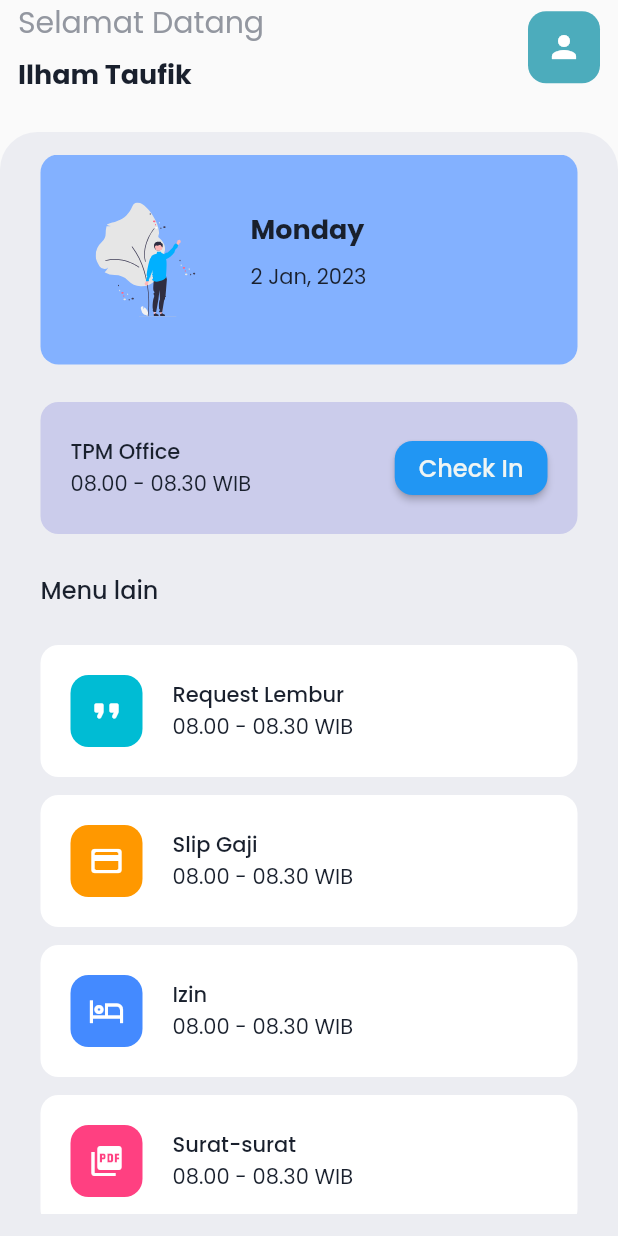
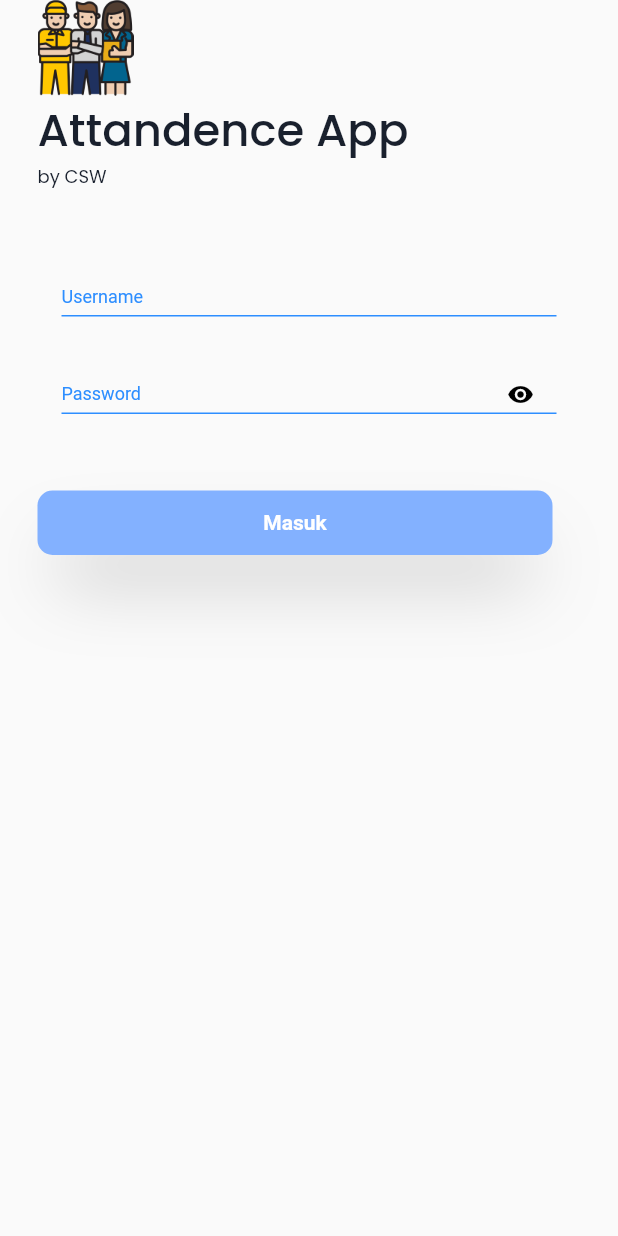
Before and after one commit to soloplayerID/csw_mobile, a Flutter app: the screen it shows after launch, on a phone screen of 412 x 824 dp. Run offline on Flutter 3.47's test engine with Material 2 defaults, Android fonts, the phone set to English and light mode, and no system bars; our stand-ins replace auto_size_text, flutter_svg, fluttertoast, get_storage, google_fonts, line_icons; Roboto replaces fonts that are missing (SFProDisplay).

Commit message:
add login screen

```diff
--- a/lib/routes/routes.dart
+++ b/lib/routes/routes.dart
@@ -1,7 +1,10 @@
 import 'package:flutter/material.dart';
 
 import '../screen/home_screen.dart';
+import '../screen/login_screen.dart';
+// import '../screen/splash_screen.dart';
 
 final routes = {
-  '/': (BuildContext context) => const HomeScreen(),
+  '/': (BuildContext context) => const LoginScreen(),
+  '/home': (BuildContext context) => const HomeScreen(),
 };
--- a/lib/screen/home_screen.dart
+++ b/lib/screen/home_screen.dart
@@ -164,12 +164,11 @@ class _HomeScreenState extends State<HomeScreen> {
                                                 const CheckInScreen()));
                                   },
                                   style: ButtonStyle(
-                                    shape: MaterialStateProperty.all<RoundedRectangleBorder>(
-                                      RoundedRectangleBorder(
-                                        borderRadius: BorderRadius.circular(12.0),
-                                      )
-                                    )
-                                  ),
+                                      shape: MaterialStateProperty.all<
+                                              RoundedRectangleBorder>(
+                                          RoundedRectangleBorder(
+                                    borderRadius: BorderRadius.circular(12.0),
+                                  ))),
                                   child: Text('Check In',
                                       style: kPoppinsMediumBold.copyWith(
                                           color: kLightWhite, fontSize: 16)),
@@ -256,8 +255,7 @@ class _HomeScreenState extends State<HomeScreen> {
                             Navigator.push(
                                 context,
                                 MaterialPageRoute(
-                                    builder: (context) =>
-                                        const SlipScreen()));
+                                    builder: (context) => const SlipScreen()));
                           },
                           child: Container(
                               padding: const EdgeInsets.all(20),
@@ -271,7 +269,8 @@ class _HomeScreenState extends State<HomeScreen> {
                                     padding: const EdgeInsets.all(12),
                                     decoration: BoxDecoration(
                                         color: Colors.orange,
-                                        borderRadius: BorderRadius.circular(12)),
+                                        borderRadius:
+                                            BorderRadius.circular(12)),
                                     child: const InkWell(
                                         child: Icon(
                                       Icons.payment_rounded,
@@ -282,7 +281,8 @@ class _HomeScreenState extends State<HomeScreen> {
                                     width: 20,
                                   ),
                                   Column(
-                                    crossAxisAlignment: CrossAxisAlignment.start,
+                                    crossAxisAlignment:
+                                        CrossAxisAlignment.start,
                                     children: [
                                       Text("Slip Gaji",
                                           style: kPoppinsMediumBold.copyWith(
@@ -299,57 +299,57 @@ class _HomeScreenState extends State<HomeScreen> {
                       const SizedBox(
                         height: 12,
                       ),
-                      Padding(
-                        padding: const EdgeInsets.symmetric(horizontal: 12.0),
-                        child: InkWell(
-                          onTap: () {
-                            Navigator.push(
-                                context,
-                                MaterialPageRoute(
-                                    builder: (context) => const LeaveScreen()));
-                          },
-                          child: Container(
-                              padding: const EdgeInsets.all(20),
-                              decoration: BoxDecoration(
-                                color: kWhite,
-                                borderRadius: BorderRadius.circular(12),
-                              ),
-                              child: Row(
-                                children: [
-                                  Container(
-                                    padding: const EdgeInsets.all(12),
-                                    decoration: BoxDecoration(
-                                        color: Colors.blueAccent,
-                                        borderRadius:
-                                            BorderRadius.circular(12)),
-                                    child: const InkWell(
-                                        child: Icon(
-                                      Icons.hotel_outlined,
-                                      color: Colors.white,
-                                    )),
-                                  ),
-                                  const SizedBox(
-                                    width: 20,
-                                  ),
-                                  Column(
-                                    crossAxisAlignment:
-                                        CrossAxisAlignment.start,
-                                    children: [
-                                      Text("Izin",
-                                          style: kPoppinsMediumBold.copyWith(
-                                              color: kDarkBlue, fontSize: 14)),
-                                      Text("08.00 - 08.30 WIB",
-                                          style: kPoppinsRegularBold.copyWith(
-                                              color: kDarkBlue, fontSize: 14)),
-                                    ],
-                                  ),
-                                ],
-                              )),
-                        ),
-                      ),
-                      const SizedBox(
-                        height: 12,
-                      ),
+                      // Padding(
+                      //   padding: const EdgeInsets.symmetric(horizontal: 12.0),
+                      //   child: InkWell(
+                      //     onTap: () {
+                      //       Navigator.push(
+                      //           context,
+                      //           MaterialPageRoute(
+                      //               builder: (context) => const LeaveScreen()));
+                      //     },
+                      //     child: Container(
+                      //         padding: const EdgeInsets.all(20),
+                      //         decoration: BoxDecoration(
+                      //           color: kWhite,
+                      //           borderRadius: BorderRadius.circular(12),
+                      //         ),
+                      //         child: Row(
+                      //           children: [
+                      //             Container(
+                      //               padding: const EdgeInsets.all(12),
+                      //               decoration: BoxDecoration(
+                      //                   color: Colors.blueAccent,
+                      //                   borderRadius:
+                      //                       BorderRadius.circular(12)),
+                      //               child: const InkWell(
+                      //                   child: Icon(
+                      //                 Icons.hotel_outlined,
+                      //                 color: Colors.white,
+                      //               )),
+                      //             ),
+                      //             const SizedBox(
+                      //               width: 20,
+                      //             ),
+                      //             Column(
+                      //               crossAxisAlignment:
+                      //                   CrossAxisAlignment.start,
+                      //               children: [
+                      //                 Text("Izin",
+                      //                     style: kPoppinsMediumBold.copyWith(
+                      //                         color: kDarkBlue, fontSize: 14)),
+                      //                 Text("08.00 - 08.30 WIB",
+                      //                     style: kPoppinsRegularBold.copyWith(
+                      //                         color: kDarkBlue, fontSize: 14)),
+                      //               ],
+                      //             ),
+                      //           ],
+                      //         )),
+                      //   ),
+                      // ),
+                      // const SizedBox(
+                      //   height: 12,
+                      // ),
                       Padding(
                         padding: const EdgeInsets.symmetric(horizontal: 12.0),
                         child: InkWell(
--- /dev/null
+++ b/lib/screen/login_screen.dart
@@ -0,0 +1,167 @@
+import 'package:flutter/material.dart';
+import 'package:fluttertoast/fluttertoast.dart';
+import 'package:google_fonts/google_fonts.dart';
+
+import '../helper/apps_style.dart';
+
+class LoginScreen extends StatefulWidget {
+  const LoginScreen({super.key});
+
+  @override
+  State<LoginScreen> createState() => _LoginScreenState();
+}
+
+class _LoginScreenState extends State<LoginScreen> {
+  @override
+  Widget build(BuildContext context) {
+    return Scaffold(
+        body: SafeArea(
+      child: SingleChildScrollView(
+        scrollDirection: Axis.vertical,
+        physics: const ClampingScrollPhysics(),
+        child: Form(
+          child: Container(
+            padding: const EdgeInsets.only(left: 25, right: 25),
+            width: MediaQuery.of(context).size.width,
+            height: MediaQuery.of(context).size.height,
+            child: Column(
+              mainAxisAlignment: MainAxisAlignment.start,
+              crossAxisAlignment: CrossAxisAlignment.start,
+              children: [
+                Hero(
+                  tag: 'hero',
+                  child: CircleAvatar(
+                    backgroundColor: Colors.transparent,
+                    radius: 32.0,
+                    child: Image.asset('assets/icons/employees.png'),
+                  ),
+                ),
+                Text('Attandence App',
+                    style: kPoppinsMediumBold.copyWith(
+                        color: kDarkBlue, fontSize: 30)),
+                Text('by CSW',
+                    style: kPoppinsRegularBold.copyWith(
+                        color: kDarkBlue, fontSize: 12)),
+                const SizedBox(
+                  height: 50,
+                ),
+                Container(
+                  width: MediaQuery.of(context).size.width,
+                  child: Column(
+                    children: <Widget>[
+                      Container(
+                        width: MediaQuery.of(context).size.width / 1.2,
+                        height: 30,
+                        margin: const EdgeInsets.only(
+                            top: 4, left: 16, bottom: 1, right: 16),
+                        decoration: const BoxDecoration(
+                            color: Colors.transparent,
+                            border: Border(
+                              bottom: BorderSide(
+                                  width: 1, color: Color(0xff2D8EFF)),
+                            )),
+                        child: TextFormField(
+                          validator: (value) {
+                            if (value == null) {}
+                            return null;
+                          },
+                          onChanged: (str) {},
+                          style:
+                              const TextStyle(color: Colors.grey, fontSize: 14),
+                          decoration: const InputDecoration(
+                              hintText: "Username",
+                              border: InputBorder.none,
+                              errorStyle:
+                                  TextStyle(color: Colors.red, fontSize: 9),
+                              fillColor: Colors.grey,
+                              hintStyle: TextStyle(
+                                  color: Color(0xff2D8EFF), fontSize: 12)),
+                        ),
+                      ),
+                    ],
+                  ),
+                ),
+                const SizedBox(
+                  height: 30,
+                ),
+                Container(
+                  width: MediaQuery.of(context).size.width / 1.2,
+                  height: 30,
+                  margin: const EdgeInsets.only(
+                      top: 4, left: 16, bottom: 1, right: 16),
+                  decoration: const BoxDecoration(
+                      color: Colors.transparent,
+                      border: Border(
+                        bottom: BorderSide(width: 1, color: Color(0xff2D8EFF)),
+                      )),
+                  child: TextFormField(
+                    validator: (value) {
+                      if (value == null) {}
+                      return null;
+                    },
+                    onChanged: (str) {},
+                    style: const TextStyle(color: Colors.grey, fontSize: 14),
+                    decoration: InputDecoration(
+                        suffixIcon: IconButton(
+                            icon: const Icon(
+                              Icons.visibility,
+                              color: Colors.black,
+                              size: 18,
+                            ),
+                            onPressed: () {}),
+                        hintText: "Password",
+                        border: InputBorder.none,
+                        errorStyle:
+                            const TextStyle(color: Colors.red, fontSize: 9),
+                        fillColor: Colors.grey,
+                        hintStyle: const TextStyle(
+                            color: Color(0xff2D8EFF), fontSize: 12)),
+                  ),
+                ),
+                InkWell(
+                  splashColor: const Color(0xff7474BF),
+                  onTap: () {
+                    Navigator.pushNamed(context, '/home');
+                    Fluttertoast.showToast(
+                        msg: 'berhasil login :D',
+                        toastLength: Toast.LENGTH_SHORT,
+                        gravity: ToastGravity.BOTTOM,
+                        timeInSecForIosWeb: 2,
+                        backgroundColor: Colors.green,
+                        textColor: Colors.white,
+                        fontSize: 15);
+                  },
+                  child: Container(
+                    margin: const EdgeInsets.only(top: 50.0),
+                    height: 43,
+                    width: MediaQuery.of(context).size.width / 1.2,
+                    decoration: const BoxDecoration(
+                        boxShadow: [
+                          BoxShadow(
+                              color: Colors.black26,
+                              offset: Offset(0, 28),
+                              blurRadius: 40,
+                              spreadRadius: -12)
+                        ],
+                        color: kLightBlue,
+                        borderRadius: BorderRadius.all(Radius.circular(10))),
+                    child: const Center(
+                      child: Text(
+                        "Masuk",
+                        style: TextStyle(
+                            color: Colors.white, fontWeight: FontWeight.bold),
+                      ),
+                    ),
+                  ),
+                ),
+                const SizedBox(
+                  height: 30,
+                ),
+              ],
+            ),
+          ),
+        ),
+      ),
+    ));
+  }
+}
--- /dev/null
+++ b/lib/screen/splash_screen.dart
@@ -0,0 +1,20 @@
+import 'dart:async';
+
+import 'package:csw_attendance/helper/apps_style.dart';
+import 'package:flutter/material.dart';
+
+class SplashScreen extends StatelessWidget {
+  const SplashScreen({super.key});
+
+  @override
+  Widget build(BuildContext context) {
+    Timer(const Duration(seconds: 2), () {});
+    return Scaffold(
+      backgroundColor: kLightBlue,
+      body: Center(
+        child: Text('CSW Attendance',
+            style: kPoppinsRegularBold.copyWith(color: kWhite, fontSize: 35)),
+      ),
+    );
+  }
+}
```
Also changed, not shown: assets/icons/employees.png (added).
